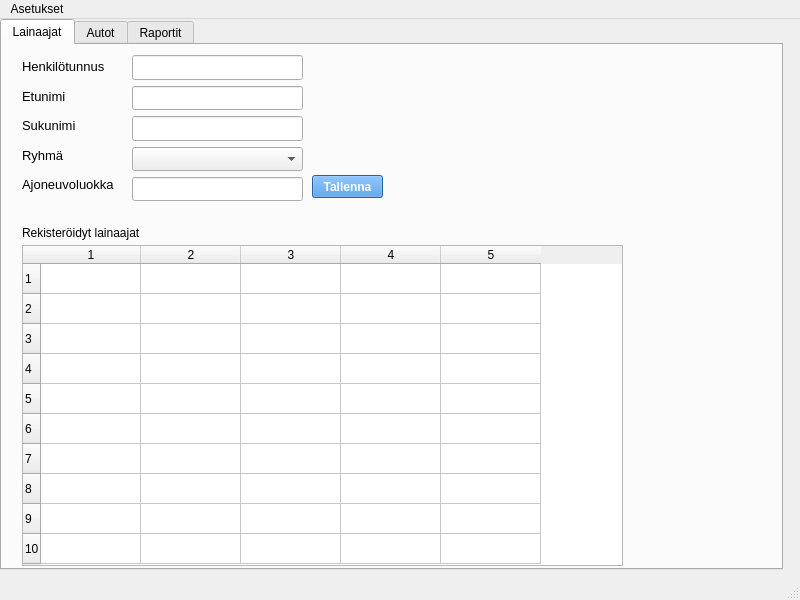
The window that administrative.ui (katalav/Autolainaus) describes before a commit, drawn with Qt 5.
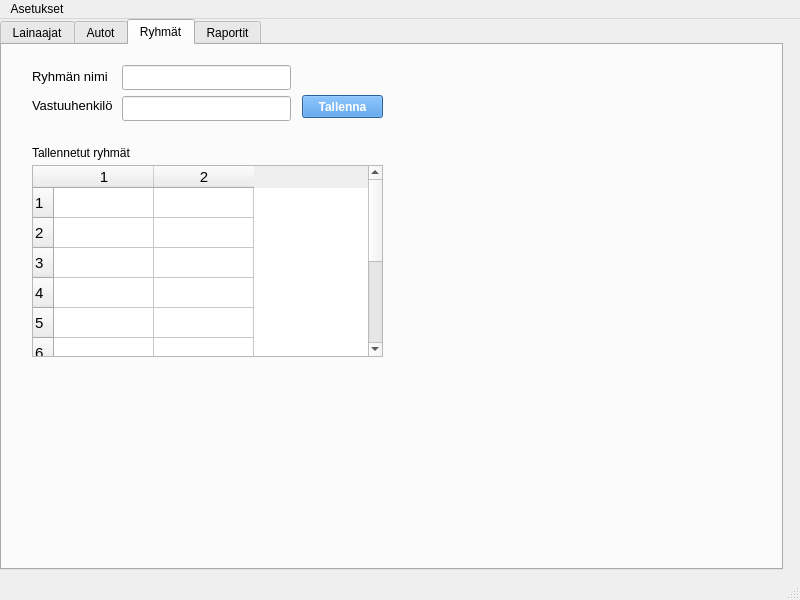
The same window after the commit.

Commit message: Lisätty asetus-dialogin luokka pääohjelmaan

The edit to the form file:
```diff
--- a/administrative.ui
+++ b/administrative.ui
@@ -27,7 +27,7 @@
      <cursorShape>PointingHandCursor</cursorShape>
     </property>
     <property name="currentIndex">
-     <number>0</number>
+     <number>2</number>
     </property>
     <widget class="QWidget" name="studentTab">
      <property name="cursor">
@@ -475,6 +475,146 @@
       </property>
      </widget>
     </widget>
+    <widget class="QWidget" name="tab">
+     <attribute name="title">
+      <string>Ryhmät</string>
+     </attribute>
+     <widget class="QPushButton" name="pushButton">
+      <property name="geometry">
+       <rect>
+        <x>300</x>
+        <y>50</y>
+        <width>81</width>
+        <height>23</height>
+       </rect>
+      </property>
+      <property name="font">
+       <font>
+        <weight>75</weight>
+        <bold>true</bold>
+       </font>
+      </property>
+      <property name="styleSheet">
+       <string notr="true">background-color: rgb(57, 136, 220);
+color: rgb(255, 255, 255);</string>
+      </property>
+      <property name="text">
+       <string>Tallenna</string>
+      </property>
+     </widget>
+     <widget class="QTableWidget" name="tableWidget_2">
+      <property name="geometry">
+       <rect>
+        <x>30</x>
+        <y>120</y>
+        <width>351</width>
+        <height>192</height>
+       </rect>
+      </property>
+      <property name="font">
+       <font>
+        <pointsize>11</pointsize>
+       </font>
+      </property>
+      <property name="rowCount">
+       <number>10</number>
+      </property>
+      <property name="columnCount">
+       <number>2</number>
+      </property>
+      <row/>
+      <row/>
+      <row/>
+      <row/>
+      <row/>
+      <row/>
+      <row/>
+      <row/>
+      <row/>
+      <row/>
+      <column/>
+      <column/>
+     </widget>
+     <widget class="QLabel" name="label_3">
+      <property name="geometry">
+       <rect>
+        <x>30</x>
+        <y>100</y>
+        <width>101</width>
+        <height>16</height>
+       </rect>
+      </property>
+      <property name="text">
+       <string>Tallennetut ryhmät</string>
+      </property>
+     </widget>
+     <widget class="QWidget" name="">
+      <property name="geometry">
+       <rect>
+        <x>120</x>
+        <y>20</y>
+        <width>169</width>
+        <height>56</height>
+       </rect>
+      </property>
+      <layout class="QVBoxLayout" name="verticalLayout">
+       <item>
+        <widget class="QLineEdit" name="lineEdit">
+         <property name="font">
+          <font>
+           <pointsize>11</pointsize>
+          </font>
+         </property>
+        </widget>
+       </item>
+       <item>
+        <widget class="QLineEdit" name="lineEdit_2">
+         <property name="font">
+          <font>
+           <pointsize>11</pointsize>
+          </font>
+         </property>
+        </widget>
+       </item>
+      </layout>
+     </widget>
+     <widget class="QWidget" name="">
+      <property name="geometry">
+       <rect>
+        <x>30</x>
+        <y>20</y>
+        <width>84</width>
+        <height>51</height>
+       </rect>
+      </property>
+      <layout class="QVBoxLayout" name="verticalLayout_2">
+       <item>
+        <widget class="QLabel" name="label">
+         <property name="font">
+          <font>
+           <pointsize>10</pointsize>
+          </font>
+         </property>
+         <property name="text">
+          <string>Ryhmän nimi</string>
+         </property>
+        </widget>
+       </item>
+       <item>
+        <widget class="QLabel" name="label_2">
+         <property name="font">
+          <font>
+           <pointsize>10</pointsize>
+          </font>
+         </property>
+         <property name="text">
+          <string>Vastuuhenkilö</string>
+         </property>
+        </widget>
+       </item>
+      </layout>
+     </widget>
+    </widget>
     <widget class="QWidget" name="reportsTab">
      <property name="cursor">
       <cursorShape>ArrowCursor</cursorShape>
```
The commit also changes 2 other files.
